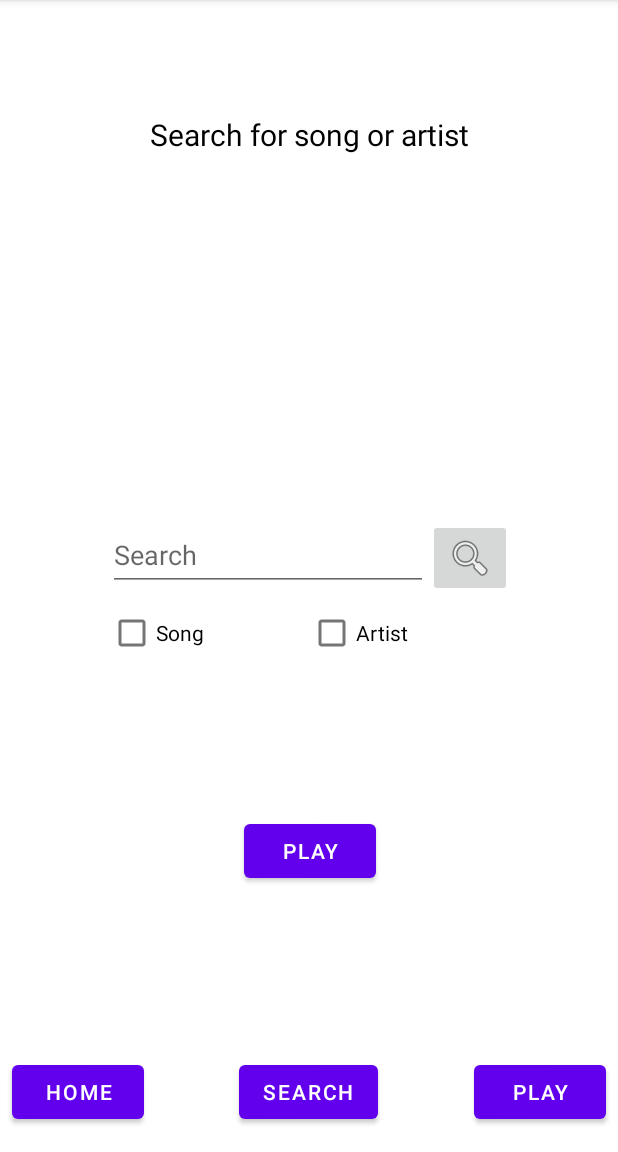
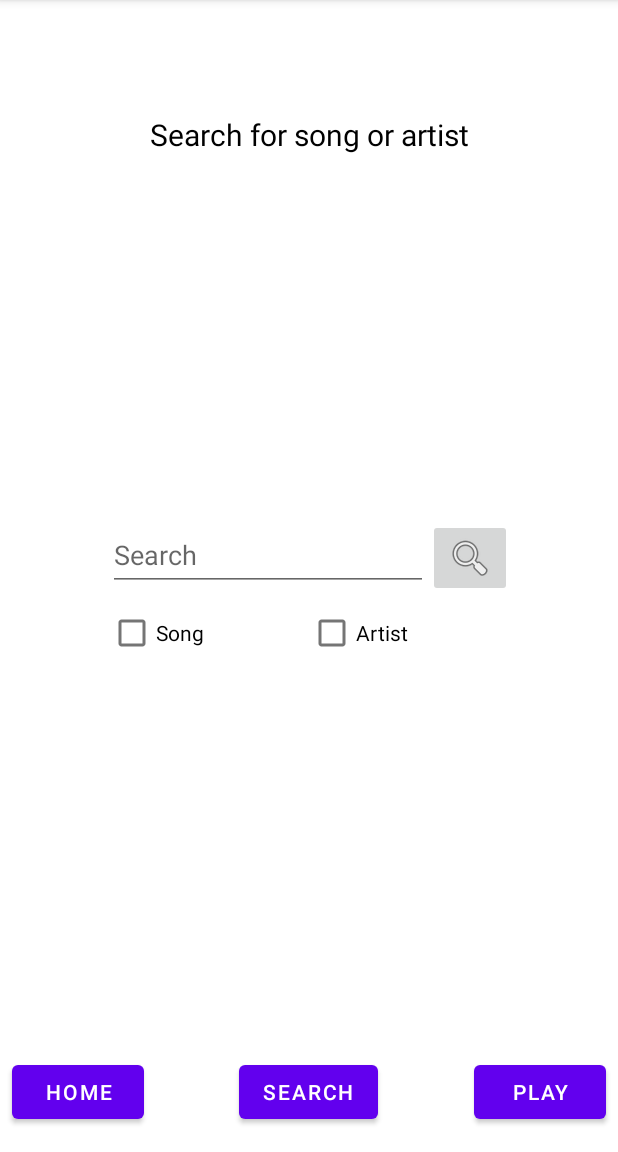
Before and after one commit to SamS317/VassarSpotify, an Android app: the screen it shows after launch (MainActivity), after a tap on "SEARCH", on a phone screen of 412 x 824 dp, the part 84-1236 px from its top. Run offline under Robolectric (Android 15) with nearby library versions, the phone set to English and light mode, and no system bars; 1 other tap on this screen came first.

Commit message:
Removed useless buttons

```diff
--- a/app/src/main/java/edu/vassar/cmpu203/vassarspotify/view/SearchFragment.java
+++ b/app/src/main/java/edu/vassar/cmpu203/vassarspotify/view/SearchFragment.java
@@ -62,15 +62,6 @@ public class SearchFragment extends Fragment implements ISearchFragment{
 
             }
         });
-
-        this.binding.changeToPlayScreen.setOnClickListener(new View.OnClickListener() {
-            @Override
-            public void onClick(View view) {
-                //Delegate this to controller
-                SearchFragment.this.listener.changeFromSearchToPlay(SearchFragment.this);
-            }
-        });
-
     }
 
     @Override
--- a/app/src/main/res/layout/fragment_search_fragment.xml
+++ b/app/src/main/res/layout/fragment_search_fragment.xml
@@ -86,13 +86,4 @@
 
     </LinearLayout>
 
-    <Button
-        android:id="@+id/changeToPlayScreen"
-        android:layout_width="wrap_content"
-        android:layout_height="wrap_content"
-        android:text="@string/play"
-        app:layout_constraintBottom_toBottomOf="parent"
-        app:layout_constraintEnd_toEndOf="parent"
-        app:layout_constraintStart_toStartOf="parent"
-        app:layout_constraintTop_toBottomOf="@+id/linearLayout2" />
 </androidx.constraintlayout.widget.ConstraintLayout>
```
Also changed, not shown: app/src/main/java/edu/vassar/cmpu203/vassarspotify/view/PlayScreenFragment.java (+0 -7 lines), app/src/main/res/layout/fragment_play_screen.xml (+0 -12 lines).
